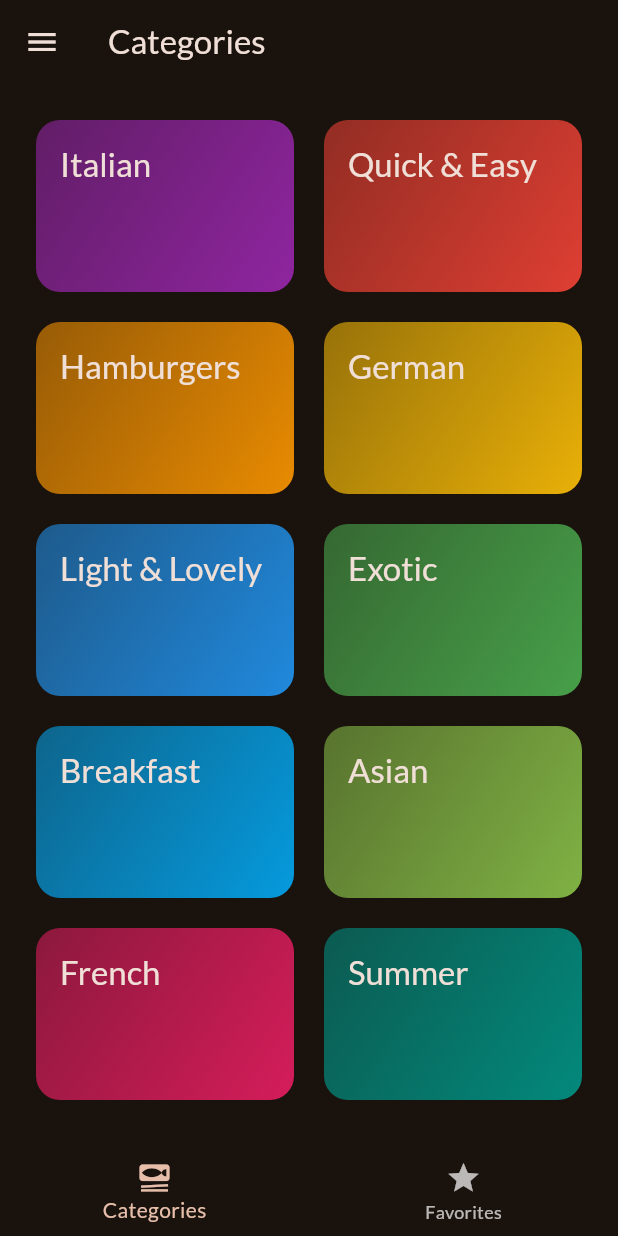
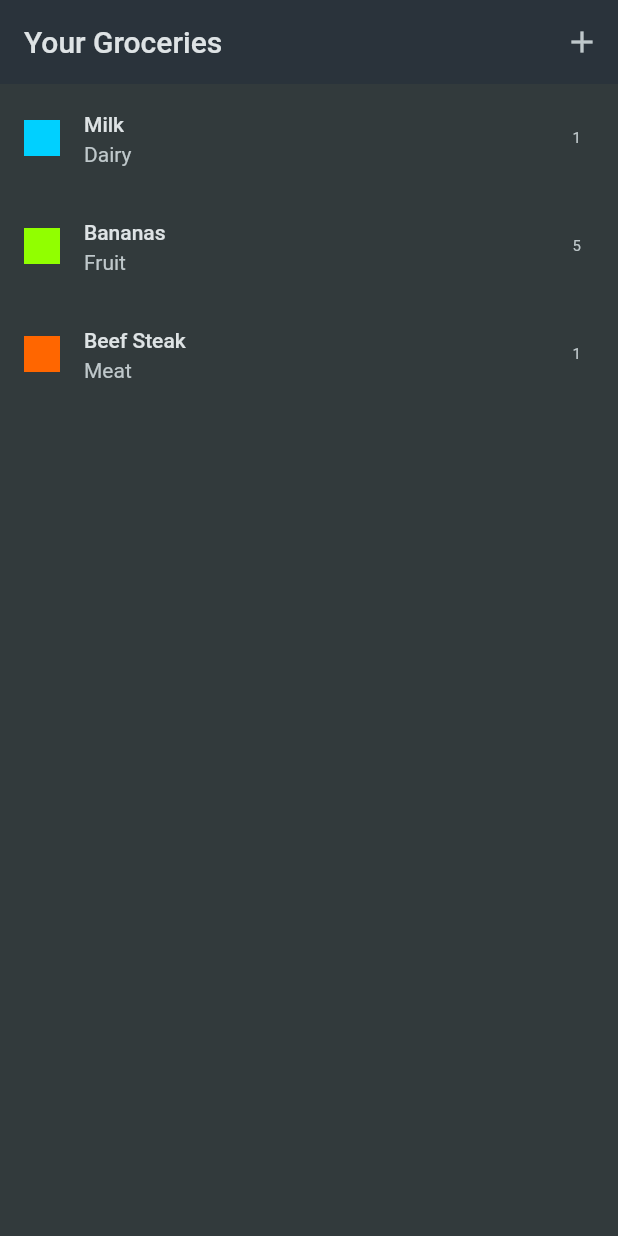
Before and after one commit to Howard86/flutter-tutorial, a Flutter app: the screen it shows after launch, on a phone screen of 412 x 824 dp. Run offline on Flutter 3.47's test engine with Material 2 defaults, Android fonts, the phone set to English and light mode, and no system bars; our stand-ins replace flutter_riverpod, google_fonts, transparent_image.

Commit message:
feat: add basic shopping app

```diff
--- a/lib/main.dart
+++ b/lib/main.dart
@@ -1,5 +1,4 @@
-import 'package:firstapp/meal_app/main.dart';
+import 'package:firstapp/shopping_app/main.dart';
 import 'package:flutter/material.dart';
-import 'package:flutter_riverpod/flutter_riverpod.dart';
 
-void main() => runApp(const ProviderScope(child: MealApp()));
+void main() => runApp(const ShoppingApp());
--- /dev/null
+++ b/lib/shopping_app/data/dummy_items.dart
@@ -0,0 +1,21 @@
+import 'package:firstapp/shopping_app/data/categories.dart';
+import 'package:firstapp/shopping_app/models/category.dart';
+import 'package:firstapp/shopping_app/models/grocery_item.dart';
+
+final groceryItems = [
+  GroceryItem(
+      id: 'a',
+      name: 'Milk',
+      quantity: 1,
+      category: categories[Categories.dairy]!),
+  GroceryItem(
+      id: 'b',
+      name: 'Bananas',
+      quantity: 5,
+      category: categories[Categories.fruit]!),
+  GroceryItem(
+      id: 'c',
+      name: 'Beef Steak',
+      quantity: 1,
+      category: categories[Categories.meat]!),
+];
--- /dev/null
+++ b/lib/shopping_app/main.dart
@@ -0,0 +1,24 @@
+import 'package:firstapp/shopping_app/widgets/grocery_list.dart';
+import 'package:flutter/material.dart';
+
+class ShoppingApp extends StatelessWidget {
+  const ShoppingApp({super.key});
+
+  // This widget is the root of your application.
+  @override
+  Widget build(BuildContext context) {
+    return MaterialApp(
+      title: 'Flutter Groceries',
+      theme: ThemeData.dark().copyWith(
+        useMaterial3: true,
+        colorScheme: ColorScheme.fromSeed(
+          seedColor: const Color.fromARGB(255, 147, 229, 250),
+          brightness: Brightness.dark,
+          surface: const Color.fromARGB(255, 42, 51, 59),
+        ),
+        scaffoldBackgroundColor: const Color.fromARGB(255, 50, 58, 60),
+      ),
+      home: const GroceryList(),
+    );
+  }
+}
--- /dev/null
+++ b/lib/shopping_app/models/category.dart
@@ -0,0 +1,21 @@
+import 'package:flutter/material.dart';
+
+enum Categories {
+  vegetables,
+  fruit,
+  meat,
+  dairy,
+  carbs,
+  sweets,
+  spices,
+  convenience,
+  hygiene,
+  other,
+}
+
+class Category {
+  final String name;
+  final Color color;
+
+  const Category(this.name, this.color);
+}
--- /dev/null
+++ b/lib/shopping_app/models/grocery_item.dart
@@ -0,0 +1,15 @@
+import 'package:firstapp/shopping_app/models/category.dart';
+
+class GroceryItem {
+  final String id;
+  final String name;
+  final int quantity;
+  final Category category;
+
+  const GroceryItem({
+    required this.id,
+    required this.name,
+    required this.quantity,
+    required this.category,
+  });
+}
--- /dev/null
+++ b/lib/shopping_app/widgets/grocery_list.dart
@@ -0,0 +1,89 @@
+import 'package:firstapp/shopping_app/data/dummy_items.dart';
+import 'package:firstapp/shopping_app/models/grocery_item.dart';
+import 'package:firstapp/shopping_app/widgets/new_item.dart';
+import 'package:flutter/material.dart';
+
+class GroceryList extends StatefulWidget {
+  const GroceryList({
+    super.key,
+  });
+
+  @override
+  State<GroceryList> createState() => _GroceryListState();
+}
+
+class _GroceryListState extends State<GroceryList> {
+  final List<GroceryItem> _groceryItemList = groceryItems;
+
+  void _onAddItem() async {
+    final newItem = await Navigator.of(context).push<GroceryItem>(
+      MaterialPageRoute(
+        builder: (ctx) => const NewItem(),
+      ),
+    );
+
+    if (newItem == null) {
+      return;
+    }
+
+    setState(() {
+      _groceryItemList.add(newItem);
+    });
+  }
+
+  @override
+  Widget build(BuildContext context) {
+    return Scaffold(
+      appBar: AppBar(
+        title: const Text('Your Groceries'),
+        actions: [
+          IconButton(
+            onPressed: _onAddItem,
+            icon: const Icon(Icons.add),
+          ),
+        ],
+      ),
+      body: _groceryItemList.isNotEmpty
+          ? ListView.builder(
+              itemCount: _groceryItemList.length,
+              itemBuilder: (ctx, index) => Dismissible(
+                key: ValueKey(_groceryItemList[index].id),
+                onDismissed: (direction) => {
+                  ScaffoldMessenger.of(context).clearSnackBars(),
+                  ScaffoldMessenger.of(context).showSnackBar(
+                    SnackBar(
+                      content: Text('${_groceryItemList[index].name} deleted!'),
+                      duration: const Duration(seconds: 2),
+                    ),
+                  ),
+                  setState(() {
+                    _groceryItemList.removeAt(index);
+                  }),
+                },
+                background: Container(
+                  color: Theme.of(context).colorScheme.error,
+                  alignment: Alignment.centerRight,
+                  padding: const EdgeInsets.only(right: 20),
+                  margin: const EdgeInsets.symmetric(
+                    horizontal: 15,
+                    vertical: 4,
+                  ),
+                ),
+                child: ListTile(
+                  leading: Container(
+                    width: 24,
+                    height: 24,
+                    color: _groceryItemList[index].category.color,
+                  ),
+                  title: Text(_groceryItemList[index].name),
+                  subtitle: Text(_groceryItemList[index].category.name),
+                  trailing: Text('${_groceryItemList[index].quantity}'),
+                ),
+              ),
+            )
+          : const Center(
+              child: Text('No items yet!'),
+            ),
+    );
+  }
+}
```
Also changed, not shown: lib/shopping_app/data/categories.dart (added, +45 -0 lines), lib/shopping_app/widgets/new_item.dart (added, +131 -0 lines).
